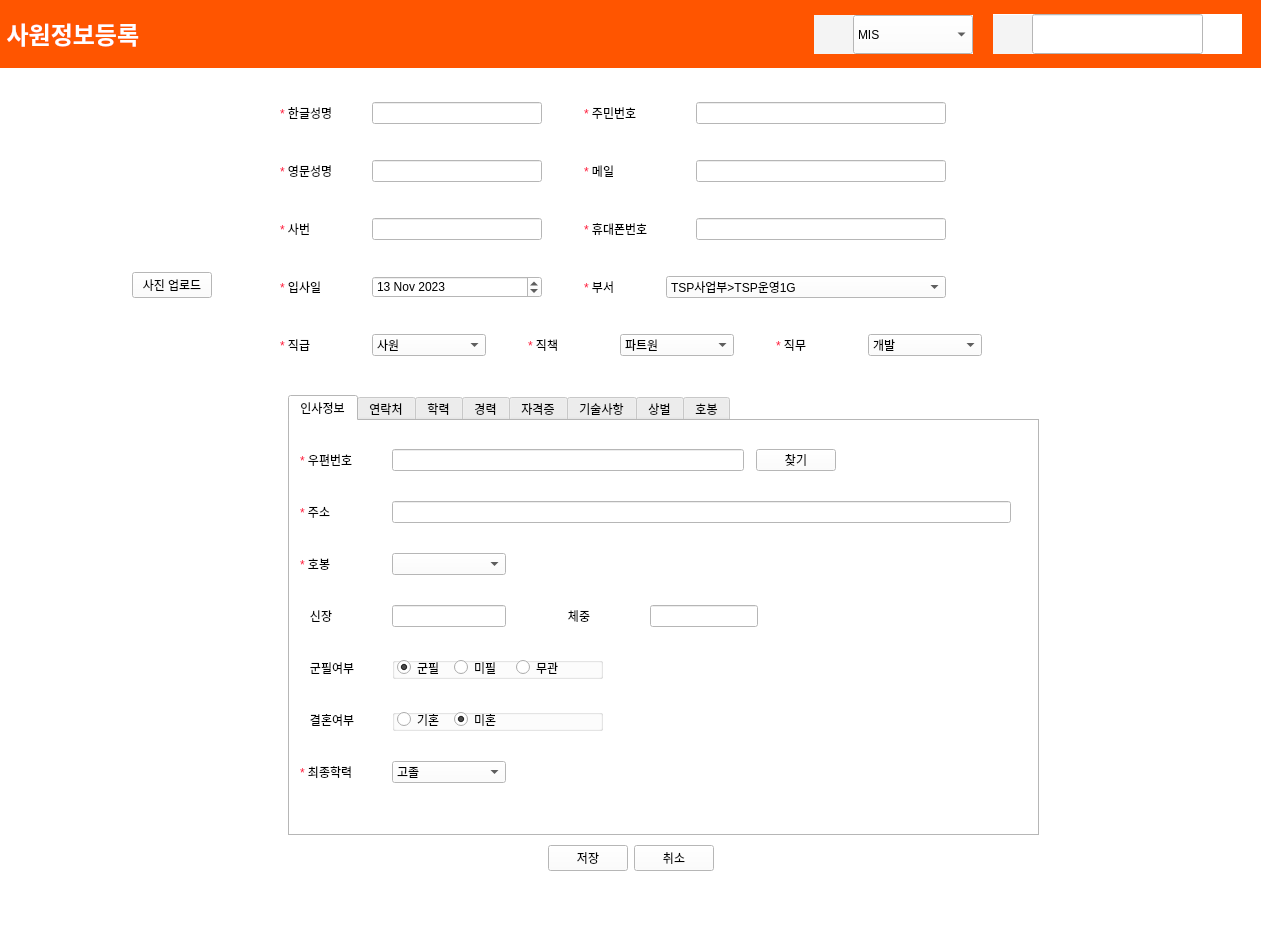
Above: emp_regist.ui from hyeona-jeong/HRIS before the change. Below: the same form after it.
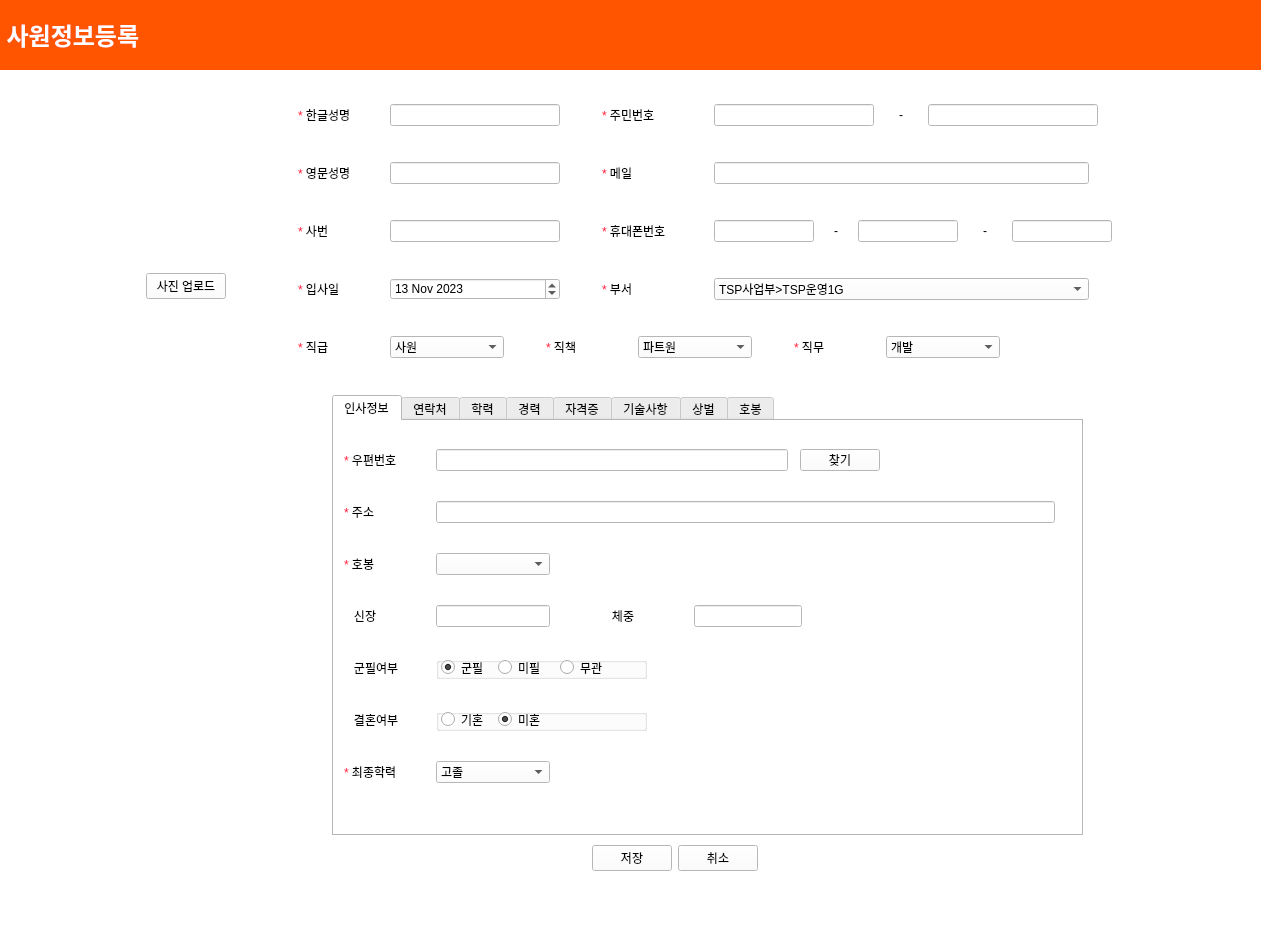
That is the form after the change. Icons and pictures are not drawn.

What changed in the file:
```diff
--- a/emp_regist.ui
+++ b/emp_regist.ui
@@ -461,7 +461,7 @@
      <rect>
       <x>0</x>
       <y>0</y>
-      <width>1262</width>
+      <width>1350</width>
       <height>911</height>
      </rect>
     </property>
@@ -479,7 +479,7 @@
          <property name="minimumSize">
           <size>
            <width>0</width>
-           <height>0</height>
+           <height>70</height>
           </size>
          </property>
          <property name="maximumSize">
@@ -512,87 +512,6 @@
            </property>
           </widget>
          </item>
-         <item>
-          <layout class="QHBoxLayout" name="horizontalLayout_19">
-           <property name="spacing">
-            <number>0</number>
-           </property>
-           <item>
-            <widget class="QLabel" name="label_4">
-             <property name="minimumSize">
-              <size>
-               <width>39</width>
-               <height>39</height>
-              </size>
-             </property>
-             <property name="maximumSize">
-              <size>
-               <width>39</width>
-               <height>39</height>
-              </size>
-             </property>
-             <property name="styleSheet">
-              <string notr="true">background-color:rgb(244, 244, 244);</string>
-             </property>
-             <property name="text">
-              <string/>
-             </property>
-             <property name="pixmap">
-              <pixmap>diagram.png</pixmap>
-             </property>
-             <property name="alignment">
-              <set>Qt::AlignCenter</set>
-             </property>
-            </widget>
-           </item>
-           <item>
-            <widget class="QComboBox" name="comboBox">
-             <property name="minimumSize">
-              <size>
-               <width>120</width>
-               <height>39</height>
-              </size>
-             </property>
-             <property name="maximumSize">
-              <size>
-               <width>120</width>
-               <height>39</height>
-              </size>
-             </property>
-             <item>
-              <property name="text">
-               <string>MIS</string>
-              </property>
-             </item>
-             <item>
-              <property name="text">
-               <string>TSP</string>
-              </property>
-             </item>
-             <item>
-              <property name="text">
-               <string>TC</string>
-              </property>
-             </item>
-             <item>
-              <property name="text">
-               <string>FAB</string>
-              </property>
-             </item>
-             <item>
-              <property name="text">
-               <string>경영지원실</string>
-              </property>
-             </item>
-             <item>
-              <property name="text">
-               <string>전략기획실</string>
-              </property>
-             </item>
-            </widget>
-           </item>
-          </layout>
-         </item>
          <item>
           <widget class="QLabel" name="label_7">
            <property name="styleSheet">
@@ -642,78 +561,6 @@
            </property>
           </widget>
          </item>
-         <item>
-          <layout class="QHBoxLayout" name="horizontalLayout_21">
-           <property name="spacing">
-            <number>0</number>
-           </property>
-           <item alignment="Qt::AlignHCenter|Qt::AlignBottom">
-            <widget class="QLabel" name="label">
-             <property name="minimumSize">
-              <size>
-               <width>39</width>
-               <height>39</height>
-              </size>
-             </property>
-             <property name="maximumSize">
-              <size>
-               <width>39</width>
-               <height>39</height>
-              </size>
-             </property>
-             <property name="styleSheet">
-              <string notr="true">background-color:rgb(244, 244, 244);</string>
-             </property>
-             <property name="text">
-              <string/>
-             </property>
-             <property name="pixmap">
-              <pixmap>peo.png</pixmap>
-             </property>
-            </widget>
-           </item>
-           <item>
-            <widget class="QLineEdit" name="lineEdit">
-             <property name="minimumSize">
-              <size>
-               <width>171</width>
-               <height>40</height>
-              </size>
-             </property>
-             <property name="maximumSize">
-              <size>
-               <width>171</width>
-               <height>40</height>
-              </size>
-             </property>
-            </widget>
-           </item>
-           <item>
-            <widget class="QPushButton" name="pushButton">
-             <property name="minimumSize">
-              <size>
-               <width>39</width>
-               <height>39</height>
-              </size>
-             </property>
-             <property name="maximumSize">
-              <size>
-               <width>39</width>
-               <height>39</height>
-              </size>
-             </property>
-             <property name="styleSheet">
-              <string notr="true">border: none;
-background-color:white;</string>
-             </property>
-             <property name="icon">
-              <iconset>
-               <normaloff>find.png</normaloff>find.png</iconset>
-             </property>
-            </widget>
-           </item>
-          </layout>
-         </item>
          <item>
           <widget class="QLabel" name="label_5">
            <property name="styleSheet">
@@ -870,7 +717,7 @@
           <number>12</number>
          </property>
          <item>
-          <layout class="QHBoxLayout" name="horizontalLayout" stretch="1,3,0,0,0,0">
+          <layout class="QHBoxLayout" name="horizontalLayout" stretch="1,3,0,0,0,0,0,0">
            <item>
             <widget class="QLabel" name="namekr_label">
              <property name="sizePolicy">
@@ -976,7 +823,57 @@
              </property>
              <property name="minimumSize">
               <size>
-               <width>250</width>
+               <width>160</width>
+               <height>22</height>
+              </size>
+             </property>
+             <property name="maximumSize">
+              <size>
+               <width>300</width>
+               <height>22</height>
+              </size>
+             </property>
+            </widget>
+           </item>
+           <item>
+            <widget class="QLabel" name="personnum_label_2">
+             <property name="sizePolicy">
+              <sizepolicy hsizetype="Minimum" vsizetype="Ignored">
+               <horstretch>0</horstretch>
+               <verstretch>0</verstretch>
+              </sizepolicy>
+             </property>
+             <property name="minimumSize">
+              <size>
+               <width>30</width>
+               <height>0</height>
+              </size>
+             </property>
+             <property name="maximumSize">
+              <size>
+               <width>30</width>
+               <height>20</height>
+              </size>
+             </property>
+             <property name="text">
+              <string>&lt;html&gt;&lt;head/&gt;&lt;body&gt;&lt;p align=&quot;center&quot;&gt;-&lt;/p&gt;&lt;/body&gt;&lt;/html&gt;</string>
+             </property>
+             <property name="alignment">
+              <set>Qt::AlignLeading|Qt::AlignLeft|Qt::AlignVCenter</set>
+             </property>
+            </widget>
+           </item>
+           <item>
+            <widget class="QLineEdit" name="personnum_lineEdit_2">
+             <property name="sizePolicy">
+              <sizepolicy hsizetype="Minimum" vsizetype="Ignored">
+               <horstretch>0</horstretch>
+               <verstretch>0</verstretch>
+              </sizepolicy>
+             </property>
+             <property name="minimumSize">
+              <size>
+               <width>170</width>
                <height>22</height>
               </size>
              </property>
@@ -1110,13 +1007,13 @@
              </property>
              <property name="minimumSize">
               <size>
-               <width>250</width>
+               <width>375</width>
                <height>22</height>
               </size>
              </property>
              <property name="maximumSize">
               <size>
-               <width>300</width>
+               <width>400</width>
                <height>22</height>
               </size>
              </property>
@@ -1138,7 +1035,7 @@
           </layout>
          </item>
          <item>
-          <layout class="QHBoxLayout" name="horizontalLayout_3" stretch="0,0,0,0,0,0">
+          <layout class="QHBoxLayout" name="horizontalLayout_3" stretch="0,0,0,0,0,0,0,0,0,0">
            <item>
             <widget class="QLabel" name="Emp_Number_label">
              <property name="sizePolicy">
@@ -1248,13 +1145,113 @@
              </property>
              <property name="minimumSize">
               <size>
-               <width>250</width>
+               <width>100</width>
                <height>0</height>
               </size>
              </property>
              <property name="maximumSize">
               <size>
-               <width>200</width>
+               <width>100</width>
+               <height>22</height>
+              </size>
+             </property>
+            </widget>
+           </item>
+           <item>
+            <widget class="QLabel" name="personnum_label_3">
+             <property name="sizePolicy">
+              <sizepolicy hsizetype="Minimum" vsizetype="Ignored">
+               <horstretch>0</horstretch>
+               <verstretch>0</verstretch>
+              </sizepolicy>
+             </property>
+             <property name="minimumSize">
+              <size>
+               <width>20</width>
+               <height>0</height>
+              </size>
+             </property>
+             <property name="maximumSize">
+              <size>
+               <width>20</width>
+               <height>20</height>
+              </size>
+             </property>
+             <property name="text">
+              <string>&lt;html&gt;&lt;head/&gt;&lt;body&gt;&lt;p align=&quot;center&quot;&gt;-&lt;/p&gt;&lt;/body&gt;&lt;/html&gt;</string>
+             </property>
+             <property name="alignment">
+              <set>Qt::AlignLeading|Qt::AlignLeft|Qt::AlignVCenter</set>
+             </property>
+            </widget>
+           </item>
+           <item>
+            <widget class="QLineEdit" name="phoneNum_lineEdit_2">
+             <property name="sizePolicy">
+              <sizepolicy hsizetype="Minimum" vsizetype="Ignored">
+               <horstretch>0</horstretch>
+               <verstretch>0</verstretch>
+              </sizepolicy>
+             </property>
+             <property name="minimumSize">
+              <size>
+               <width>100</width>
+               <height>0</height>
+              </size>
+             </property>
+             <property name="maximumSize">
+              <size>
+               <width>100</width>
+               <height>22</height>
+              </size>
+             </property>
+            </widget>
+           </item>
+           <item>
+            <widget class="QLabel" name="personnum_label_4">
+             <property name="sizePolicy">
+              <sizepolicy hsizetype="Minimum" vsizetype="Ignored">
+               <horstretch>0</horstretch>
+               <verstretch>0</verstretch>
+              </sizepolicy>
+             </property>
+             <property name="minimumSize">
+              <size>
+               <width>30</width>
+               <height>0</height>
+              </size>
+             </property>
+             <property name="maximumSize">
+              <size>
+               <width>20</width>
+               <height>20</height>
+              </size>
+             </property>
+             <property name="text">
+              <string>&lt;html&gt;&lt;head/&gt;&lt;body&gt;&lt;p align=&quot;center&quot;&gt;-&lt;/p&gt;&lt;/body&gt;&lt;/html&gt;</string>
+             </property>
+             <property name="alignment">
+              <set>Qt::AlignLeading|Qt::AlignLeft|Qt::AlignVCenter</set>
+             </property>
+            </widget>
+           </item>
+           <item>
+            <widget class="QLineEdit" name="phoneNum_lineEdit_3">
+             <property name="sizePolicy">
+              <sizepolicy hsizetype="Minimum" vsizetype="Ignored">
+               <horstretch>0</horstretch>
+               <verstretch>0</verstretch>
+              </sizepolicy>
+             </property>
+             <property name="minimumSize">
+              <size>
+               <width>100</width>
+               <height>0</height>
+              </size>
+             </property>
+             <property name="maximumSize">
+              <size>
+               <width>100</width>
                <height>22</height>
               </size>
              </property>
@@ -1378,7 +1375,7 @@
              </property>
              <property name="minimumSize">
               <size>
-               <width>70</width>
+               <width>100</width>
                <height>0</height>
               </size>
              </property>
@@ -1401,7 +1398,7 @@
             <widget class="QComboBox" name="comboBox_10">
              <property name="minimumSize">
               <size>
-               <width>280</width>
+               <width>375</width>
                <height>22</height>
               </size>
              </property>
```
